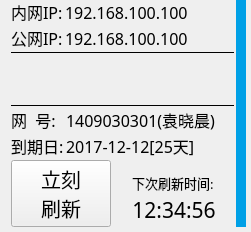
jerry-yuan/RPi-BigQtFace, file NetworkMonitor.ui: the form before one commit.
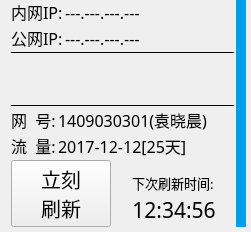
The form after the commit. Icons and pictures are not drawn. Custom widgets are drawn as their Qt base class.

Commit message: update the login parameter with service=default and change deadline to network flow

Patch:
```diff
--- a/NetworkMonitor.ui
+++ b/NetworkMonitor.ui
@@ -66,7 +66,7 @@
           </font>
          </property>
          <property name="text">
-          <string>192.168.100.100</string>
+          <string>---.---.---.---</string>
          </property>
         </widget>
        </item>
@@ -94,7 +94,7 @@
           </font>
          </property>
          <property name="text">
-          <string>192.168.100.100</string>
+          <string>---.---.---.---</string>
          </property>
         </widget>
        </item>
@@ -197,7 +197,7 @@
           </font>
          </property>
          <property name="text">
-          <string>到期日:</string>
+          <string>流  量:</string>
          </property>
         </widget>
        </item>
```
Left out of the diff: 2 changed lines with no effect on the pictures. The commit also changes 10 other files.
